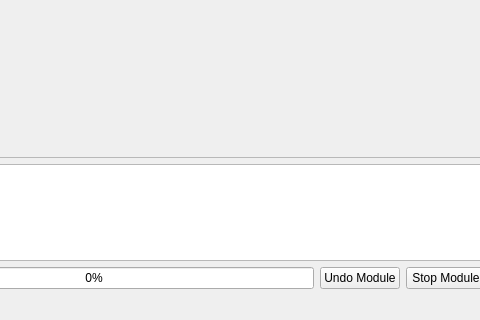
Qt form ui/MainWindow.ui (tthatcher95/PyHAT_Point_Spectra_GUI) before a commit; both pictures show x 135 to 615 and y 317 to 637 of the 808 by 637 pixel window.
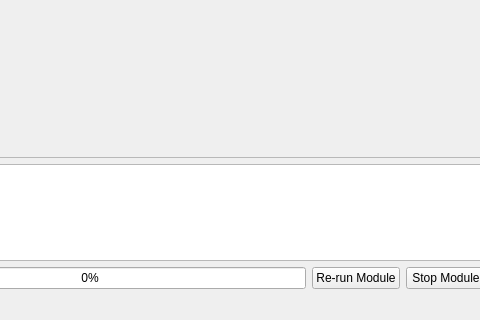
The same form after that commit.

Commit message: Change name of button, fix tool-tips

```diff
--- a/ui/MainWindow.ui
+++ b/ui/MainWindow.ui
@@ -80,7 +80,7 @@
          <string>&lt;html&gt;&lt;head/&gt;&lt;body&gt;&lt;p&gt;Undo your last ran module&lt;/p&gt;&lt;/body&gt;&lt;/html&gt;</string>
         </property>
         <property name="text">
-         <string>Undo Module</string>
+         <string>Re-run Module</string>
         </property>
        </widget>
       </item>
```
Left out of the diff: 12 changed lines with no effect on the pictures. The commit also changes 1 other file.
